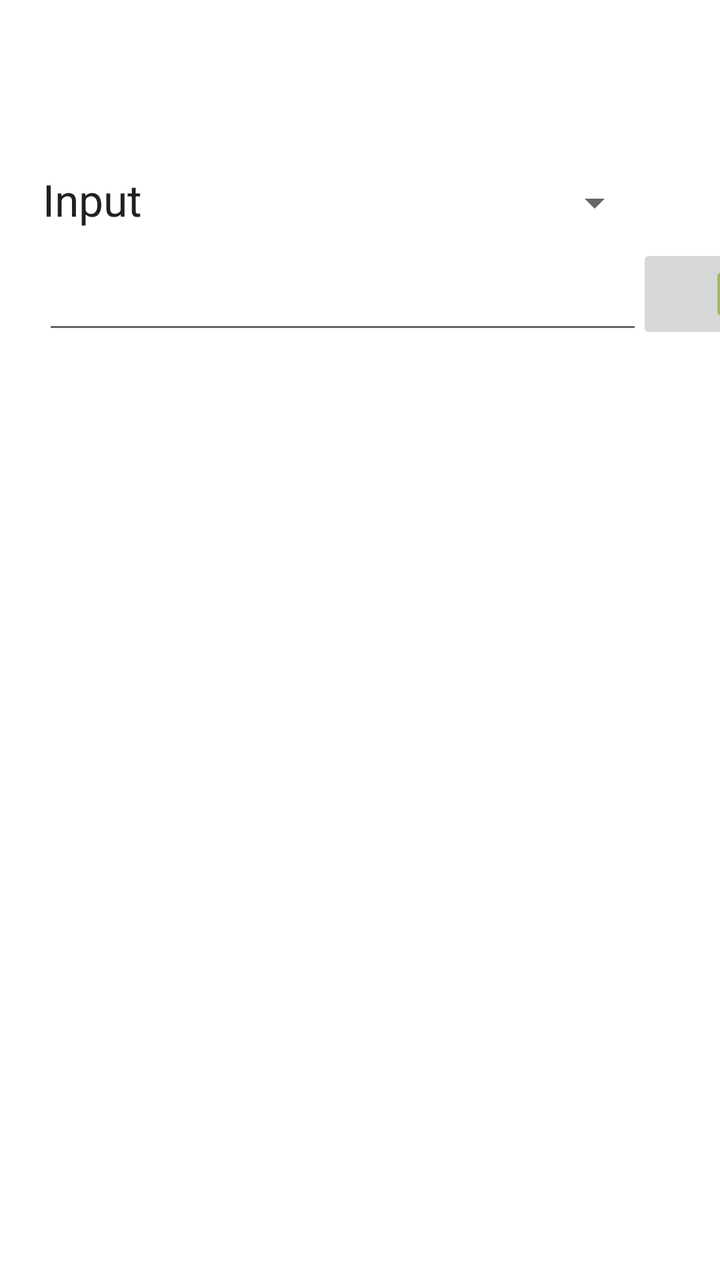
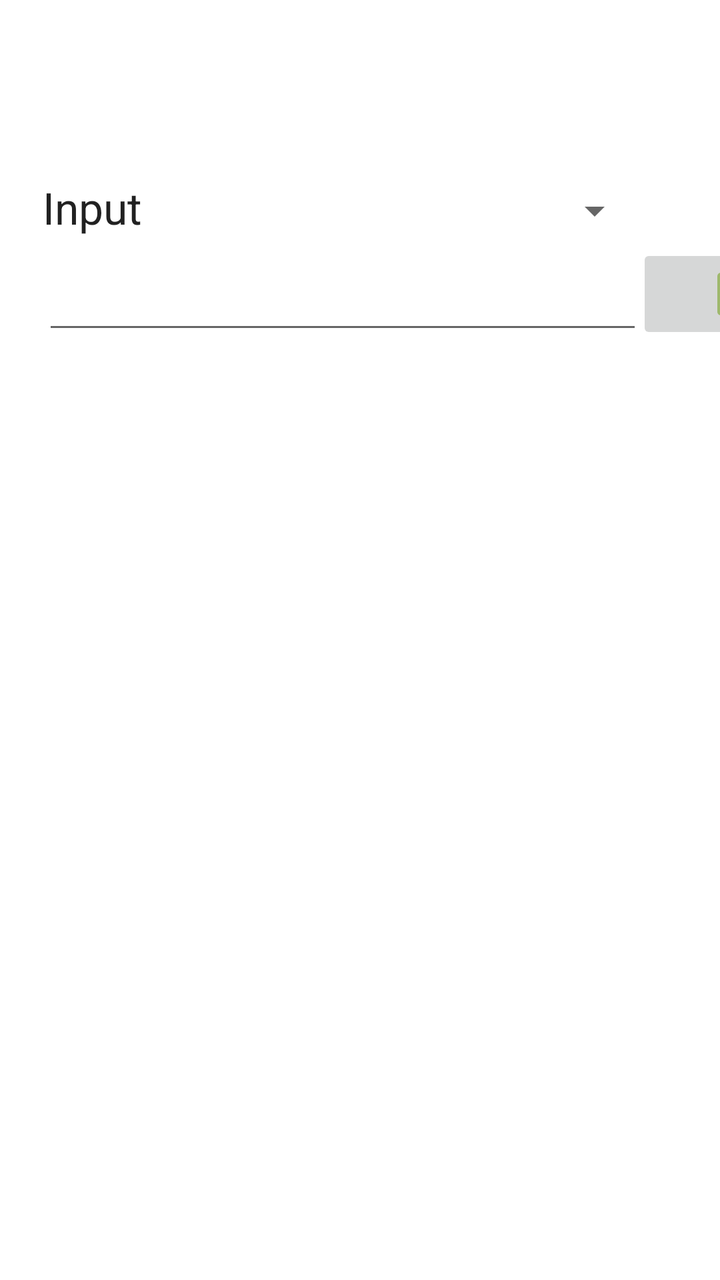

Two renders of the same Android screen: before a commit and after it. Below are the layout's source before the change and the commit's diff.
<!-- AndroidManifest.xml: application theme Theme.Babelblock -->
<!-- res/layout/activity_text_to_speech.xml -->
<?xml version="1.0" encoding="utf-8"?>
<androidx.constraintlayout.widget.ConstraintLayout xmlns:android="http://schemas.android.com/apk/res/android"
    xmlns:app="http://schemas.android.com/apk/res-auto"
    xmlns:tools="http://schemas.android.com/tools"
    android:layout_width="match_parent"
    android:layout_height="match_parent"
    tools:context=".TextToSpeechActivity">

    <EditText
        android:id="@+id/edit_query"
        android:layout_width="300dp"
        android:layout_height="50dp"
        android:ems="10"
        android:inputType="textPersonName"
        app:layout_constraintBottom_toBottomOf="parent"
        app:layout_constraintEnd_toEndOf="parent"
        app:layout_constraintHorizontal_bias="0.357"
        app:layout_constraintStart_toStartOf="parent"
        app:layout_constraintTop_toTopOf="parent"
        app:layout_constraintVertical_bias="0.207" />

    <ImageButton
        android:id="@+id/play_button"
        android:layout_width="100dp"
        android:layout_height="50dp"
        android:tint="@android:color/holo_green_dark"
        app:layout_constraintBottom_toBottomOf="parent"
        app:layout_constraintEnd_toEndOf="parent"
        app:layout_constraintHorizontal_bias="0.05"
        app:layout_constraintStart_toEndOf="@+id/edit_query"
        app:layout_constraintTop_toTopOf="parent"
        app:layout_constraintVertical_bias="0.207"
        app:srcCompat="@android:drawable/ic_media_play" />

    <TextView
        android:id="@+id/textView6"
        android:layout_width="150dp"
        android:layout_height="33dp"
        android:layout_marginBottom="4dp"
        android:text="Input"
        android:textAppearance="@style/TextAppearance.AppCompat.Large"
        app:layout_constraintBottom_toTopOf="@+id/edit_query"
        app:layout_constraintStart_toStartOf="@+id/edit_query" />

    <Spinner
        android:id="@+id/language_spinner"
        android:layout_width="150dp"
        android:layout_height="33dp"
        android:spinnerMode="dropdown"
        app:layout_constraintStart_toEndOf="@+id/textView6"
        app:layout_constraintTop_toTopOf="@+id/textView6" />

</androidx.constraintlayout.widget.ConstraintLayout>
<!-- resources referenced by this layout -->
<resources>
  <style name="Theme.Babelblock" parent="Theme.MaterialComponents.DayNight.DarkActionBar">
          
          <item name="colorPrimary">@color/purple_500</item>
          <item name="colorPrimaryVariant">@color/purple_700</item>
          <item name="colorOnPrimary">@color/white</item>
          
          <item name="colorSecondary">@color/teal_200</item>
          <item name="colorSecondaryVariant">@color/teal_700</item>
          <item name="colorOnSecondary">@color/black</item>
          
          <item name="android:statusBarColor" tools:targetApi="l">?attr/colorPrimaryVariant</item>
          
      </style>
  <color name="purple_500">#FF6200EE</color>
  <color name="purple_700">#FF3700B3</color>
  <color name="white">#FFFFFFFF</color>
  <color name="teal_200">#FF03DAC5</color>
  <color name="teal_700">#FF018786</color>
  <color name="black">#FF000000</color>
</resources>

<!-- the commit's change to res/layout/activity_text_to_speech.xml (unified diff, before → after) -->
@@ -36,7 +36,6 @@
         android:id="@+id/textView6"
         android:layout_width="150dp"
         android:layout_height="33dp"
-        android:layout_marginBottom="4dp"
         android:text="Input"
         android:textAppearance="@style/TextAppearance.AppCompat.Large"
         app:layout_constraintBottom_toTopOf="@+id/edit_query"
